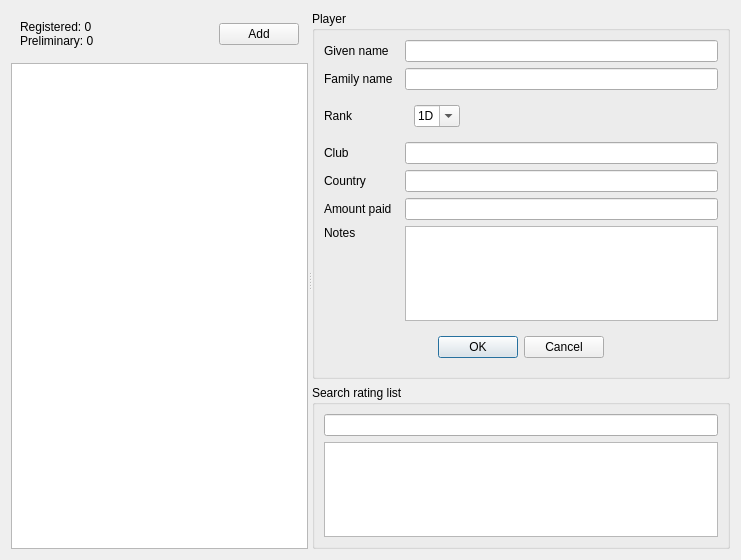
First picture: the form in player_tab.ui, repository centowen/pybaduk, before the edit.
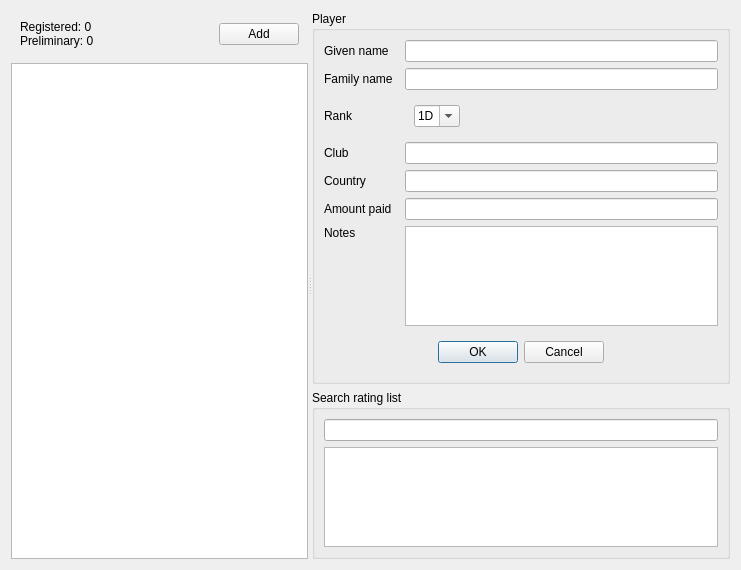
Second picture: the form after the edit.

What changed in the file:
```diff
--- a/player_tab.ui
+++ b/player_tab.ui
@@ -7,7 +7,7 @@
     <x>0</x>
     <y>0</y>
     <width>741</width>
-    <height>560</height>
+    <height>570</height>
    </rect>
   </property>
   <property name="windowTitle">
```
Left out of the diff: 26 changed lines with no effect on the pictures.
